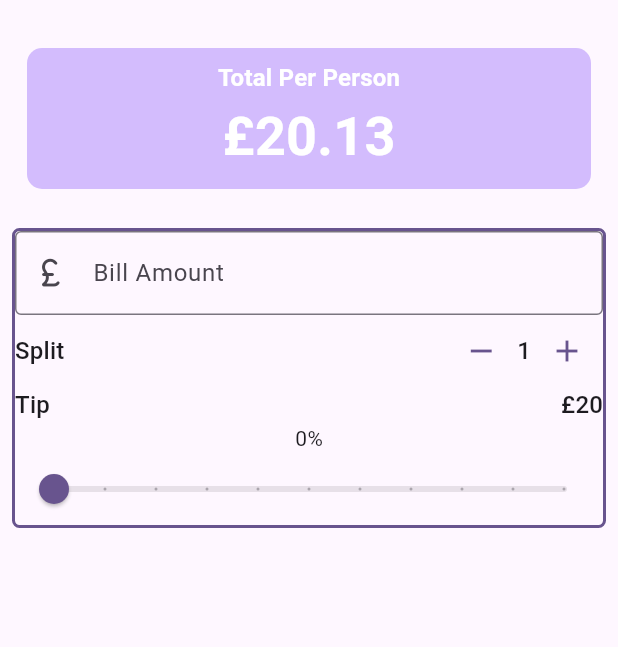
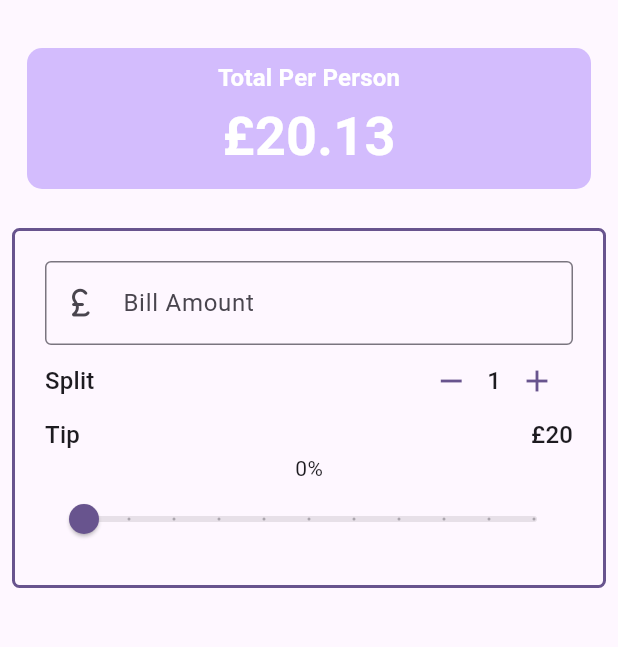
Before and after one commit to cyteen02/utip, a Flutter app: the screen it shows after launch, on a phone screen of 412 x 824 dp, the part 63-710 px from its top. Run offline on Flutter 3.47's test engine with Material 3 defaults, Android fonts, the phone set to English and light mode, and no system bars.

Commit message:
Refactor bill amount field

```diff
--- a/lib/main.dart
+++ b/lib/main.dart
@@ -6,6 +6,7 @@
 // - theming
 
 import 'package:flutter/material.dart';
+import 'package:utip/widgets/bill_amount_field.dart';
 import 'package:utip/widgets/person_counter.dart';
 import 'package:utip/widgets/tip_slider.dart';
 
@@ -92,24 +93,19 @@ class _UTipState extends State<UTip> {
           Padding(
             padding: const EdgeInsets.all(8.0),
             child: Container(
+              padding: EdgeInsets.all(20),
               decoration: BoxDecoration(
                 borderRadius: BorderRadius.circular(5.0),
                 border: Border.all(color: theme.colorScheme.primary, width: 2),
               ),
               child: Column(
                 children: [
-                  TextField(
-                    decoration: InputDecoration(
-                      border: OutlineInputBorder(),
-                      prefixIcon: Icon(Icons.currency_pound_rounded),
-                      labelText: 'Bill Amount',
+                  BillAmountField(
+                     billAmount: '100',
+                    onChanged: (value){},
                     ),
-                    keyboardType: TextInputType.number,
-                    onChanged: (String value) {
-                      print(">> Value $value");
-                    },
-                  ),
-                  // Split Bill area
+
+                  // == Split Bill area
                   PersonCounter(
                     theme: theme,
                     personCount: _personCount,
@@ -129,12 +125,14 @@ class _UTipState extends State<UTip> {
                   // == Slider & Text
                   Text("${(_tipPercentage * 100).round()}%"),
 
-                  TipSlider(tipPercentage: _tipPercentage,
-                  onChanged: (double value) {
-                    setState(() {
-                      _tipPercentage = value;
-                    });
-                   },),
+                  TipSlider(
+                    tipPercentage: _tipPercentage,
+                    onChanged: (double value) {
+                      setState(() {
+                        _tipPercentage = value;
+                      });
+                    },
+                  ),
                 ],
               ),
             ),
--- /dev/null
+++ b/lib/widgets/bill_amount_field.dart
@@ -0,0 +1,27 @@
+import 'package:flutter/material.dart';
+
+class BillAmountField extends StatelessWidget {
+  const BillAmountField({
+    super.key,
+    required this.billAmount,
+    required this.onChanged,
+  });
+
+  final String billAmount;
+  final ValueChanged<String> onChanged;
+
+  @override
+  Widget build(BuildContext context) {
+    return TextField(
+      decoration: InputDecoration(
+        border: OutlineInputBorder(),
+        prefixIcon: Icon(Icons.currency_pound_rounded),
+        labelText: 'Bill Amount',
+      ),
+      keyboardType: TextInputType.number,
+      onChanged: (String value) {
+onChanged(value);
+      },
+    );
+  }
+}
```
